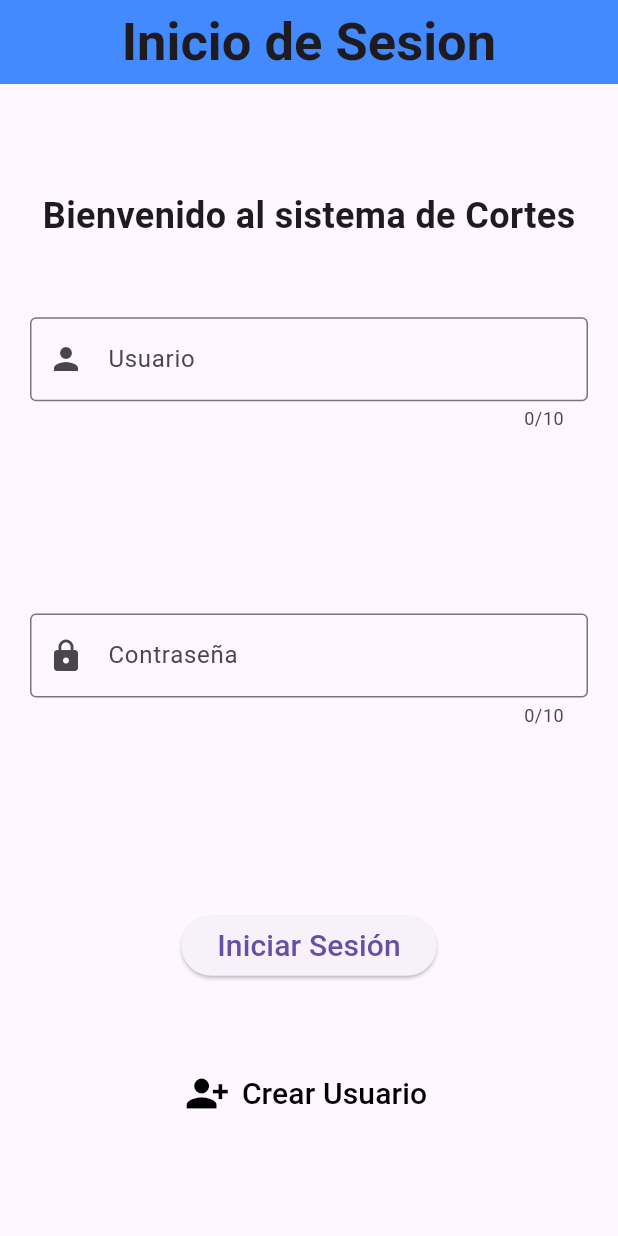
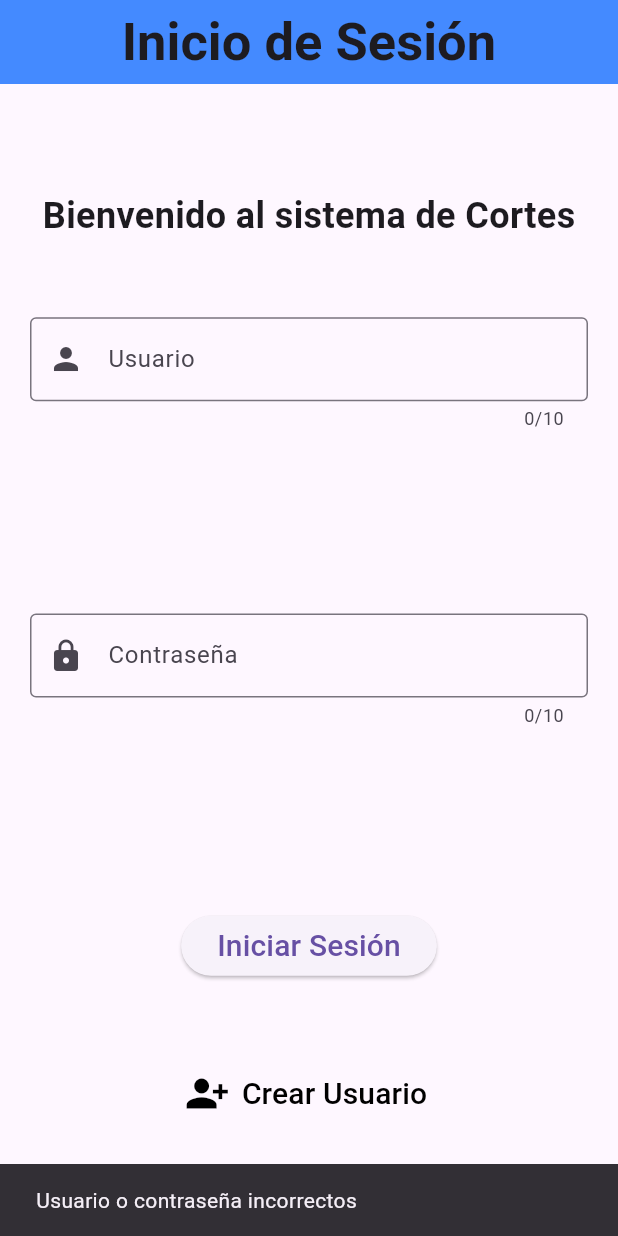
Before and after one commit to Jucar-2021/cortes, a Flutter app: the screen it shows after launch, after a tap on "Iniciar Sesión", on a phone screen of 412 x 824 dp. Run offline on Flutter 3.47's test engine with Material 3 defaults, Android fonts, the phone set to English and light mode, and no system bars; missing offline and left inert: mysql1.

Commit message:
configuraciojn de calendario para ingreso de cortes

```diff
--- a/lib/main.dart
+++ b/lib/main.dart
@@ -1,6 +1,8 @@
 import 'package:flutter/material.dart';
+import 'package:flutter_localizations/flutter_localizations.dart';
 import 'db.dart';
-import 'loggin.dart';
+import 'captura.dart';
+import 'loggin.dart'; // Debe contener Captura/Ingreso SIN MaterialApp anidado
 
 void main() {
   runApp(const MyApp());
@@ -15,7 +17,24 @@ class MyApp extends StatelessWidget {
       title: "Cortes Despachador",
       theme: ThemeData.light(),
       darkTheme: ThemeData.dark(),
-      home: Cortes(),
+
+      // 🚩 Localizaciones: esto elimina "No MaterialLocalizations found"
+      localizationsDelegates: const [
+        GlobalMaterialLocalizations.delegate,
+        GlobalWidgetsLocalizations.delegate,
+        GlobalCupertinoLocalizations.delegate,
+      ],
+      supportedLocales: const [
+        Locale('es', 'MX'),
+        Locale('es'),
+        Locale('en', 'US'),
+      ],
+
+      initialRoute: '/login',
+      routes: {
+        '/login': (_) => const Cortes(), // pantalla de inicio de sesión
+        '/captura': (_) => const Captura() // pantalla con el datepicker
+      },
     );
   }
 }
@@ -28,91 +47,102 @@ class Cortes extends StatefulWidget {
 }
 
 class _CortesState extends State<Cortes> {
-  TextEditingController usuario = TextEditingController();
-  TextEditingController pass = TextEditingController();
+  final TextEditingController usuario = TextEditingController();
+  final TextEditingController pass = TextEditingController();
 
-  //prueba de conexxion mediante el uso del metodo creado en db.dart
   late Future<void> consultabd;
 
   @override
   void initState() {
-    // TODO: implement initState
     super.initState();
     usuario.text = "";
     pass.text = "";
-    Db conn = Db();
+    final Db conn = Db();
     consultabd = conn.consultarBD();
   }
 
-  //consulta bd
+  @override
+  void dispose() {
+    usuario.dispose();
+    pass.dispose();
+    super.dispose();
+  }
+
+  Future<void> _iniciarSesion() async {
+    final ok = await consultarUsuario(usuario.text.trim(), pass.text.trim());
+    if (!mounted) return;
+
+    if (ok) {
+      // Usa pushNamed para poder regresar con el botón atrás si lo deseas
+      Navigator.pushNamed(context, '/captura');
+      // Si NO quieres que regrese, usa pushReplacementNamed:
+      // Navigator.pushReplacementNamed(context, '/captura');
+      // (pero entonces no habrá "atrás")
+    } else {
+      ScaffoldMessenger.of(context).showSnackBar(
+        const SnackBar(content: Text('Usuario o contraseña incorrectos')),
+      );
+    }
+  }
 
   @override
   Widget build(BuildContext context) {
     return Scaffold(
       appBar: AppBar(
         backgroundColor: Colors.blueAccent,
+        centerTitle: true,
         title: const Text(
-          "Inicio de Sesion",
+          "Inicio de Sesión",
           style: TextStyle(fontSize: 35, fontWeight: FontWeight.bold),
         ),
-        centerTitle: true,
       ),
       body: Padding(
-        padding: EdgeInsets.all(20),
+        padding: const EdgeInsets.all(20),
         child: Column(
           mainAxisAlignment: MainAxisAlignment.spaceEvenly,
           children: [
-            Text(
+            const Text(
               "Bienvenido al sistema de Cortes",
               style: TextStyle(fontSize: 24, fontWeight: FontWeight.bold),
             ),
             TextField(
               maxLength: 10,
               controller: usuario,
-              decoration: InputDecoration(
+              decoration: const InputDecoration(
                 border: OutlineInputBorder(),
                 labelText: 'Usuario',
                 hintText: 'Ingrese su usuario',
                 prefixIcon: Icon(Icons.person),
               ),
             ),
-            SizedBox(height: 20),
+            const SizedBox(height: 20),
             TextField(
               maxLength: 10,
               controller: pass,
               obscureText: true,
-              decoration: InputDecoration(
+              decoration: const InputDecoration(
                 border: OutlineInputBorder(),
                 labelText: 'Contraseña',
                 hintText: 'Ingrese su contraseña',
                 prefixIcon: Icon(Icons.lock),
               ),
+              onSubmitted: (_) => _iniciarSesion(),
             ),
-            SizedBox(
-              height: 20,
-            ),
+            const SizedBox(height: 20),
             ElevatedButton(
-              onPressed: () async {
-                bool inicioExitoso =
-                    await consultarUsuario(usuario.text, pass.text);
-                if (inicioExitoso) {
-                  // Navegar a la siguiente pantalla
-                  print("validacion correcta");
-                } else {
-                  // Mostrar mensaje de error
-                  print("validacion incorrecta");
-                }
-              },
-              child: Text('Iniciar Sesión', style: TextStyle(fontSize: 20)),
+              onPressed: _iniciarSesion,
+              child:
+                  const Text('Iniciar Sesión', style: TextStyle(fontSize: 20)),
             ),
             TextButton.icon(
               onPressed: () {
-                //aceptar pagina de crear usuario
+                // TODO: navegar a crear usuario si aplica
               },
-              label: Text('Crear Usuario',
+              icon: const Icon(Icons.person_add_alt_1,
+                  color: Colors.black, size: 30),
+              label: const Text('Crear Usuario',
                   style: TextStyle(fontSize: 20, color: Colors.black)),
-              icon: Icon(Icons.person_add_alt_1, color: Colors.black, size: 30),
-            )
+            ),
           ],
         ),
       ),
--- a/pubspec.yaml
+++ b/pubspec.yaml
@@ -35,6 +35,9 @@ dependencies:
   # Use with the CupertinoIcons class for iOS style icons.
   cupertino_icons: ^1.0.8
   mysql1: ^0.20.0
+  intl: ^0.19.0
+  flutter_localizations:
+    sdk: flutter
 
 dev_dependencies:
   flutter_test:
```
Also changed, not shown: lib/captura.dart (added, +103 -0 lines), pubspec.lock, 1 other file.
